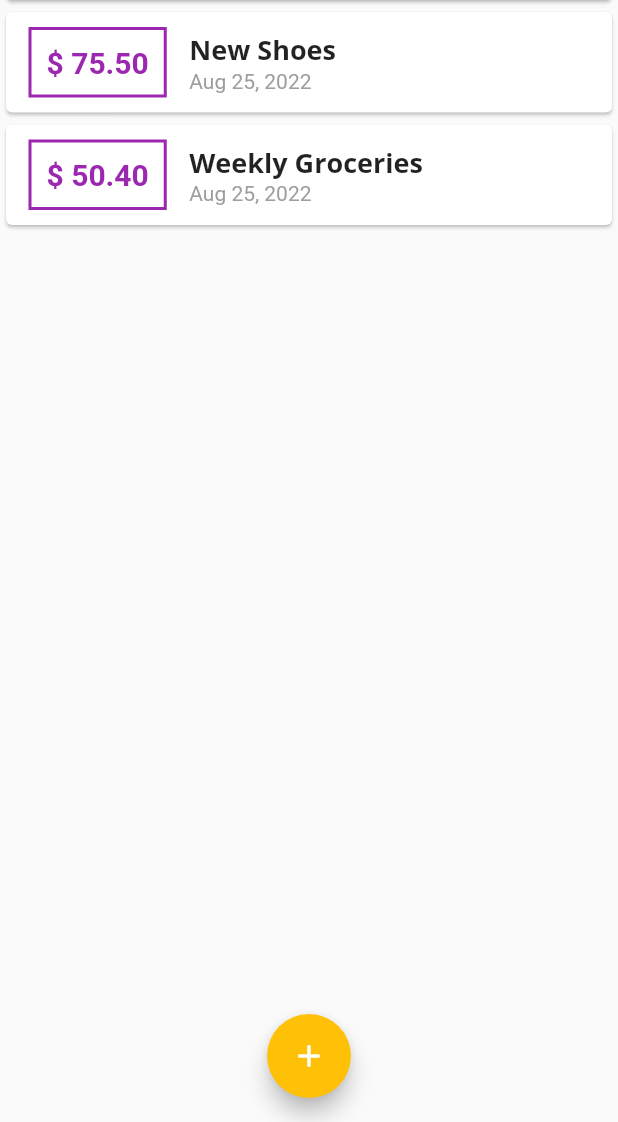
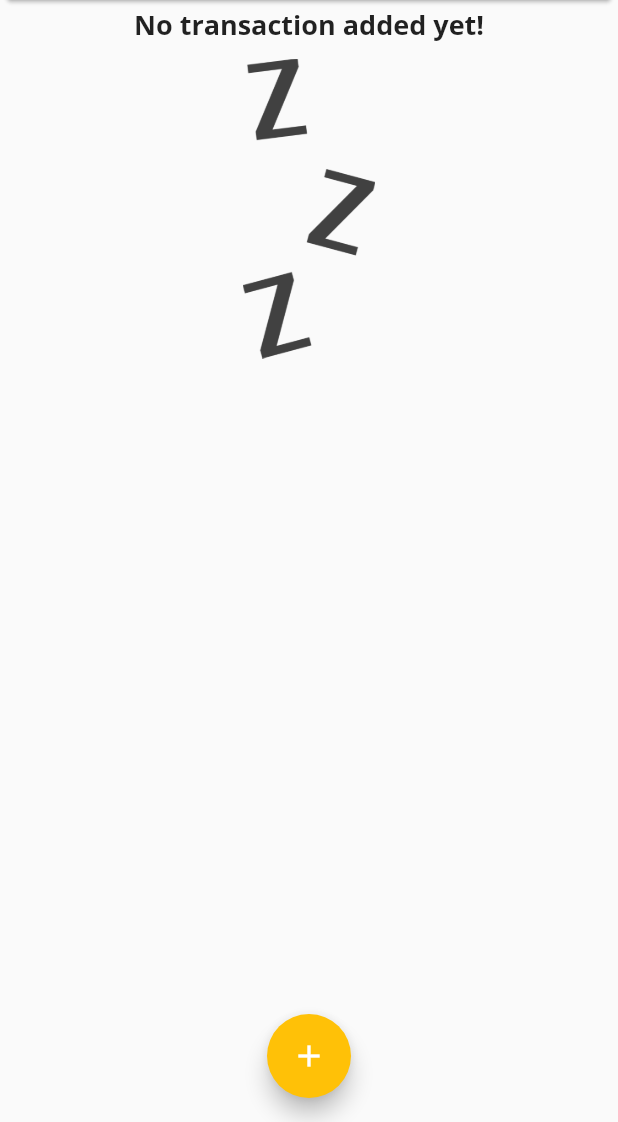
Before and after one commit to taufanbasri/flutter_expense_app, a Flutter app: the screen it shows after launch, on a phone screen of 412 x 824 dp, the part 114-1236 px from its top. Run offline on Flutter 3.47's test engine with Material 2 defaults, Android fonts, the phone set to English and light mode, and no system bars.

```diff
--- a/lib/main.dart
+++ b/lib/main.dart
@@ -48,18 +48,18 @@ class MyHomePage extends StatefulWidget {
 
 class _MyHomePageState extends State<MyHomePage> {
   final List<Transaction> _userTransactions = [
-    Transaction(
-      id: 't1',
-      title: 'New Shoes',
-      amount: 75.5,
-      date: DateTime.now(),
-    ),
-    Transaction(
-      id: 't2',
-      title: 'Weekly Groceries',
-      amount: 50.4,
-      date: DateTime.now(),
-    ),
+    // Transaction(
+    //   id: 't1',
+    //   title: 'New Shoes',
+    //   amount: 75.5,
+    //   date: DateTime.now(),
+    // ),
+    // Transaction(
+    //   id: 't2',
+    //   title: 'Weekly Groceries',
+    //   amount: 50.4,
+    //   date: DateTime.now(),
+    // ),
   ];
 
   void _addNewTransaction(String title, double amount) {
--- a/lib/widgets/transaction_list.dart
+++ b/lib/widgets/transaction_list.dart
@@ -11,7 +11,24 @@ class TransactionList extends StatelessWidget {
   Widget build(BuildContext context) {
     return Container(
       height: 300,
-      child: ListView.builder(
+      child: transactions.isEmpty
+          ? Column(
+              children: [
+                Text(
+                  "No transaction added yet!",
+                  style: Theme.of(context).textTheme.headline6,
+                ),
+                Container(
+                  margin: const EdgeInsets.fromLTRB(0, 10, 0, 0),
+                  height: 200,
+                  child: Image.asset(
+                    'assets/images/waiting.png',
+                    fit: BoxFit.cover,
+                  ),
+                )
+              ],
+            )
+          : ListView.builder(
               itemBuilder: (context, index) {
                 return Card(
                   child: Row(
--- a/pubspec.yaml
+++ b/pubspec.yaml
@@ -57,8 +57,8 @@ flutter:
   uses-material-design: true
 
   # To add assets to your application, add an assets section, like this:
-  # assets:
-  #   - images/a_dot_burr.jpeg
+  assets:
+    - assets/images/waiting.png
   #   - images/a_dot_ham.jpeg
 
   # An image asset can refer to one or more resolution-specific "variants", see
```
Also changed, not shown: assets/images/waiting.png (added). Lines whose indentation alone changed are shown as unchanged.
